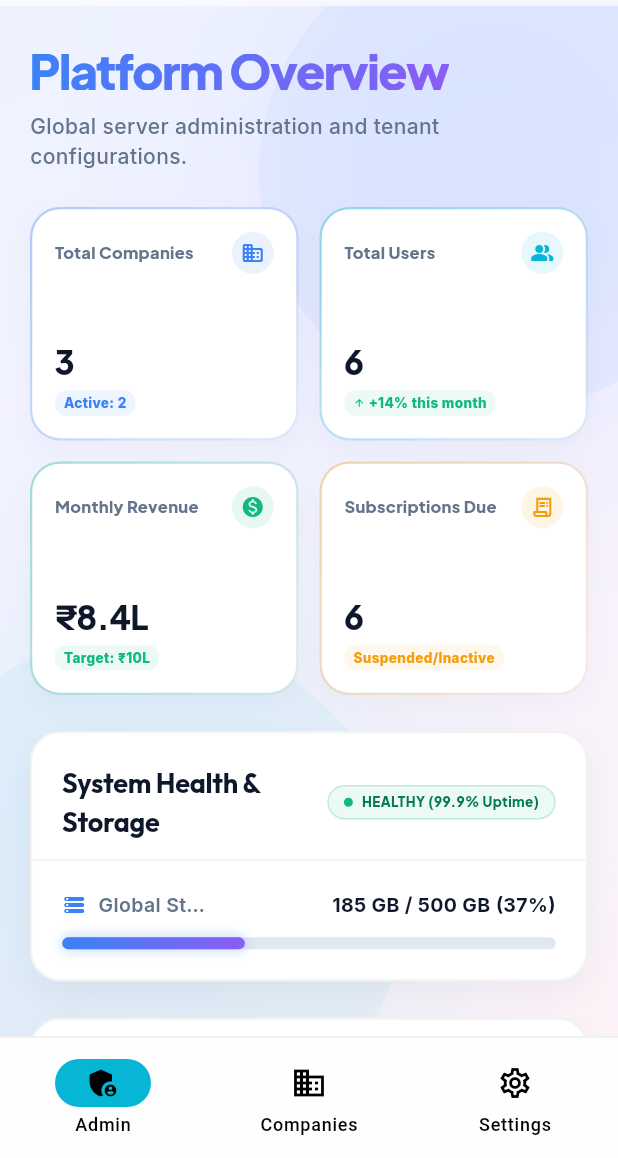
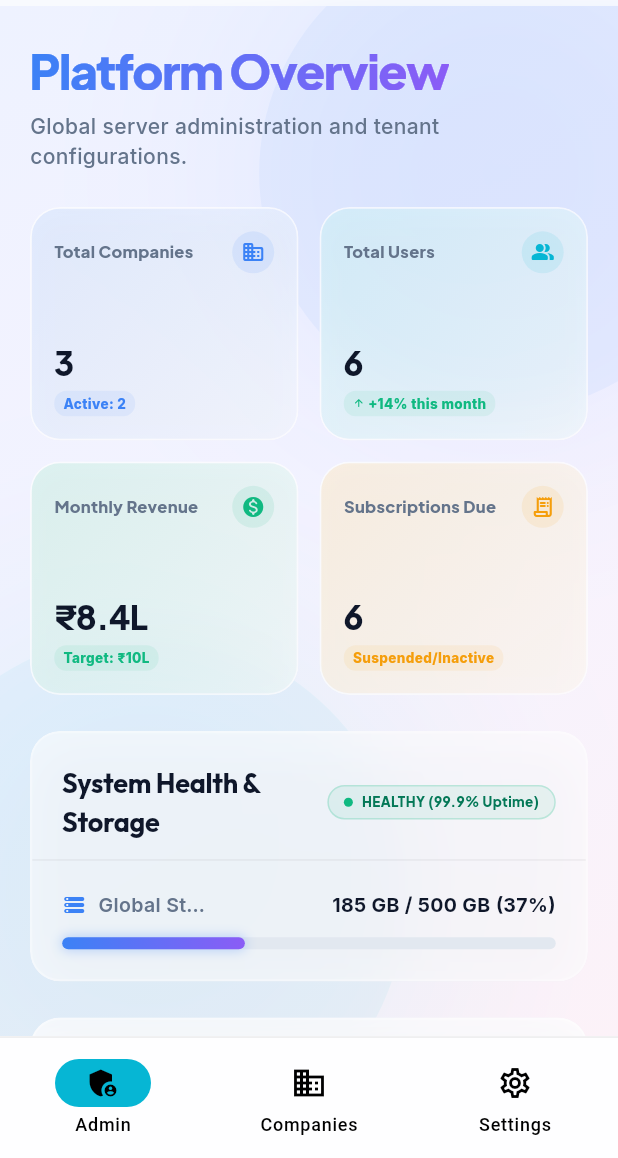
Before and after one commit to saishreevisionary/LendoraZ, a Flutter app: the DashboardScreen screen opened directly, on a phone screen of 412 x 824 dp, the part 78-1236 px from its top. Run offline on Flutter 3.47's test engine with Material 3 defaults, Android fonts, the phone set to English and light mode, and no system bars; our stand-ins replace fl_chart, flutter_riverpod, google_fonts, shared_preferences, supabase_flutter; accounts and stored records are empty; network calls fail.

Commit message:
Restore glassmorphism and staggered entrance animations to cards and Owner Dashboard

```diff
--- a/lib/core/widgets/dashboard_section.dart
+++ b/lib/core/widgets/dashboard_section.dart
@@ -1,6 +1,7 @@
+import 'dart:ui';
 import 'package:flutter/material.dart';
 import 'package:google_fonts/google_fonts.dart';
-import '../theme/app_theme.dart';
+import '../theme/animations.dart';
 
 class DashboardSectionCard extends StatelessWidget {
   final String title;
@@ -9,6 +10,7 @@ class DashboardSectionCard extends StatelessWidget {
   final Widget? action;
   final EdgeInsetsGeometry padding;
   final double radius;
+  final int delay;
 
   const DashboardSectionCard({
     super.key,
@@ -18,32 +20,41 @@ class DashboardSectionCard extends StatelessWidget {
     this.action,
     this.padding = const EdgeInsets.all(20.0),
     this.radius = 20.0,
+    this.delay = 0,
   });
 
   @override
   Widget build(BuildContext context) {
     final isDark = Theme.of(context).brightness == Brightness.dark;
 
-    return Container(
+    return SlideFadeIn(
+      delay: delay,
+      child: ClipRRect(
+        borderRadius: BorderRadius.circular(radius),
+        child: BackdropFilter(
+          filter: ImageFilter.blur(sigmaX: 20.0, sigmaY: 20.0),
+          child: Container(
             decoration: BoxDecoration(
-        color: isDark ? AppTheme.darkCard : Colors.white,
+              color: isDark
+                  ? const Color(0xFF131B2E).withValues(alpha: 0.55)
+                  : Colors.white.withValues(alpha: 0.58),
               borderRadius: BorderRadius.circular(radius),
               border: Border.all(
                 color: isDark
                     ? Colors.white.withValues(alpha: 0.08)
-              : Colors.black.withValues(alpha: 0.05),
+                    : Colors.white.withValues(alpha: 0.3),
                 width: 1.5,
               ),
               boxShadow: [
                 BoxShadow(
-            color: Colors.black.withValues(alpha: isDark ? 0.2 : 0.04),
-            blurRadius: 16,
-            offset: const Offset(0, 8),
+                  color: isDark
+                      ? Colors.black.withValues(alpha: 0.25)
+                      : const Color(0xFF1E1B4B).withValues(alpha: 0.06),
+                  blurRadius: 32,
+                  offset: const Offset(0, 10),
                 ),
               ],
             ),
-      child: ClipRRect(
-        borderRadius: BorderRadius.circular(radius),
             child: Column(
               crossAxisAlignment: CrossAxisAlignment.stretch,
               children: [
@@ -105,6 +116,8 @@ class DashboardSectionCard extends StatelessWidget {
               ],
             ),
           ),
+        ),
+      ),
     );
   }
 }
--- a/lib/core/widgets/kpi_card.dart
+++ b/lib/core/widgets/kpi_card.dart
@@ -1,6 +1,7 @@
+import 'dart:ui';
 import 'package:flutter/material.dart';
 import 'package:google_fonts/google_fonts.dart';
-import '../theme/app_theme.dart';
+import '../theme/animations.dart';
 
 class KpiCard extends StatefulWidget {
   final String title;
@@ -10,6 +11,7 @@ class KpiCard extends StatefulWidget {
   final String? subtitle;
   final Widget? trendWidget;
   final VoidCallback? onTap;
+  final int delay;
 
   const KpiCard({
     super.key,
@@ -20,6 +22,7 @@ class KpiCard extends StatefulWidget {
     this.subtitle,
     this.trendWidget,
     this.onTap,
+    this.delay = 0,
   });
 
   @override
@@ -67,10 +70,41 @@ class _KpiCardState extends State<KpiCard> with SingleTickerProviderStateMixin {
   Widget build(BuildContext context) {
     final isDark = Theme.of(context).brightness == Brightness.dark;
 
-    Widget cardContent = Container(
+    Widget container = ClipRRect(
+      borderRadius: BorderRadius.circular(20),
+      child: BackdropFilter(
+        filter: ImageFilter.blur(sigmaX: 16.0, sigmaY: 16.0),
+        child: Container(
+          decoration: BoxDecoration(
+            color: isDark
+                ? const Color(0xFF131B2E).withValues(alpha: 0.5)
+                : Colors.white.withValues(alpha: 0.55),
+            borderRadius: BorderRadius.circular(20),
+            border: Border.all(
+              color: isDark
+                  ? Colors.white.withValues(alpha: 0.08)
+                  : Colors.white.withValues(alpha: 0.3),
+              width: 1.2,
+            ),
+            boxShadow: [
+              BoxShadow(
+                color: Colors.black.withValues(alpha: isDark ? 0.25 : 0.03),
+                blurRadius: 14,
+                offset: const Offset(0, 6),
+              ),
+            ],
+          ),
+          child: Container(
             padding: const EdgeInsets.all(15),
             decoration: BoxDecoration(
-        color: isDark ? AppTheme.darkCard : Colors.white,
+              gradient: LinearGradient(
+                colors: [
+                  widget.color.withValues(alpha: isDark ? 0.08 : 0.12),
+                  widget.color.withValues(alpha: isDark ? 0.01 : 0.03),
+                ],
+                begin: Alignment.topLeft,
+                end: Alignment.bottomRight,
+              ),
               borderRadius: BorderRadius.circular(18.5),
             ),
             child: Column(
@@ -135,33 +169,15 @@ class _KpiCardState extends State<KpiCard> with SingleTickerProviderStateMixin {
                 ),
               ],
             ),
+          ),
+        ),
+      ),
     );
 
-    Widget container = Container(
-      decoration: BoxDecoration(
-        gradient: LinearGradient(
-          colors: [
-            widget.color.withValues(alpha: 0.35),
-            widget.color.withValues(alpha: 0.05),
-          ],
-          begin: Alignment.topLeft,
-          end: Alignment.bottomRight,
-        ),
-        borderRadius: BorderRadius.circular(20),
-        boxShadow: [
-          BoxShadow(
-            color: Colors.black.withValues(alpha: isDark ? 0.25 : 0.03),
-            blurRadius: 14,
-            offset: const Offset(0, 6),
-          ),
-        ],
-      ),
-      padding: const EdgeInsets.all(1.5),
-      child: cardContent,
-    );
+    Widget result = container;
 
     if (widget.onTap != null) {
-      return GestureDetector(
+      result = GestureDetector(
         onTapDown: _onTapDown,
         onTapUp: _onTapUp,
         onTapCancel: _onTapCancel,
@@ -175,6 +191,9 @@ class _KpiCardState extends State<KpiCard> with SingleTickerProviderStateMixin {
       );
     }
 
-    return container;
+    return ScaleFadeIn(
+      delay: widget.delay,
+      child: result,
+    );
   }
 }
--- a/lib/features/dashboard/role_dashboards/owner_dashboard.dart
+++ b/lib/features/dashboard/role_dashboards/owner_dashboard.dart
@@ -82,6 +82,7 @@ class CompanyOwnerDashboard extends ConsumerWidget {
           subtitle: 'Active accounts',
           icon: Icons.people_alt,
           color: AppTheme.primaryBlue,
+          delay: 0,
         ),
         KpiCard(
           title: 'Active Loans',
@@ -89,6 +90,7 @@ class CompanyOwnerDashboard extends ConsumerWidget {
           subtitle: 'In collection',
           icon: Icons.account_balance,
           color: AppTheme.primaryCyan,
+          delay: 100,
         ),
         KpiCard(
           title: 'Lending Portfolio',
@@ -96,6 +98,7 @@ class CompanyOwnerDashboard extends ConsumerWidget {
           subtitle: 'Capital deployed',
           icon: Icons.monetization_on,
           color: AppTheme.neonGreen,
+          delay: 200,
         ),
         KpiCard(
           title: 'Net Profit Margin',
@@ -103,6 +106,7 @@ class CompanyOwnerDashboard extends ConsumerWidget {
           subtitle: 'Industry Avg: 12%',
           icon: Icons.trending_up,
           color: AppTheme.goldPremium,
+          delay: 300,
         ),
       ],
     );
@@ -113,6 +117,7 @@ class CompanyOwnerDashboard extends ConsumerWidget {
       title: 'Predictive Cashflow Forecast',
       action: const Icon(Icons.auto_awesome, color: AppTheme.primaryCyan, size: 18),
       padding: const EdgeInsets.all(20),
+      delay: 400,
       child: Column(
         crossAxisAlignment: CrossAxisAlignment.start,
         children: [
@@ -185,6 +190,7 @@ class CompanyOwnerDashboard extends ConsumerWidget {
     return DashboardSectionCard(
       title: 'Collection Agent Performance',
       padding: const EdgeInsets.all(20),
+      delay: 500,
       child: FutureBuilder<List<Map<String, dynamic>>>(
         future: service.getAgentsWithStats(),
         builder: (context, snapshot) {
@@ -259,6 +265,7 @@ class CompanyOwnerDashboard extends ConsumerWidget {
     return DashboardSectionCard(
       title: 'Company Configurations',
       padding: const EdgeInsets.all(20),
+      delay: 600,
       child: Wrap(
         spacing: 8,
         runSpacing: 8,
```
Lines whose indentation alone changed are shown as unchanged.
